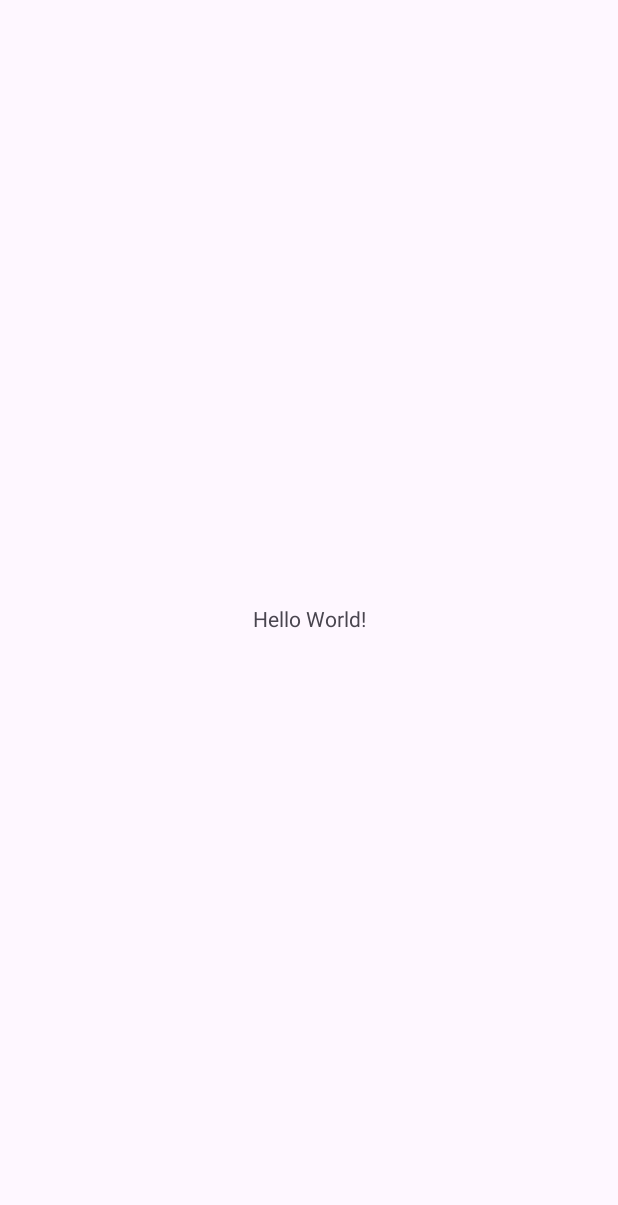
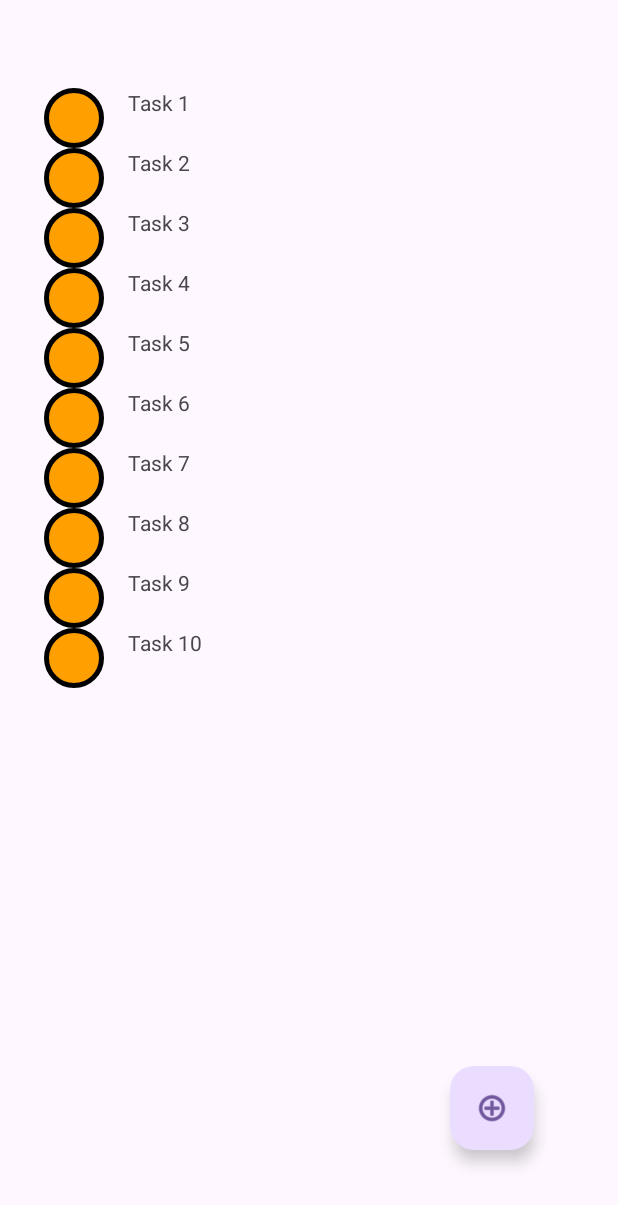
Before and after one commit to bartcanc/myToDoBR, an Android app: the screen it shows after launch (MainActivity), on a phone screen of 412 x 824 dp. Before the commit the part shown is almost empty. Shown: the top 1205 px of the screen. Run offline under Robolectric (Android 15) with nearby library versions, the phone set to English and light mode, and no system bars.

Commit message:
strona 17

```diff
--- a/app/src/main/java/com/example/mytodo/MyTaskRecyclerViewAdapter.kt
+++ b/app/src/main/java/com/example/mytodo/MyTaskRecyclerViewAdapter.kt
@@ -4,6 +4,7 @@ import android.view.ViewGroup
 import android.widget.ImageView
 import android.widget.TextView
 import androidx.recyclerview.widget.RecyclerView
+import com.example.mytodo.R
 import com.example.mytodo.databinding.FragmentTaskItemBinding
 
 // Adapter is responsible for managing the display of the list –binding data with the views
@@ -39,11 +40,20 @@ class MyTaskRecyclerViewAdapter(
     }
 
     override fun onBindViewHolder(holder: MyTaskRecyclerViewAdapter.ViewHolder, position: Int) {
-        TODO("Not yet implemented")
+        val task = values[position]
+
+        val importanceImage = when(task.importance){
+            IMPORTANCE.LOW -> R.drawable.circle_drawable_green
+            IMPORTANCE.NORMAL -> R.drawable.circle_drawable_orange
+            IMPORTANCE.HIGH -> R.drawable.circle_drawable_red
+        }
+
+        holder.imgView.setImageResource(importanceImage)
+        holder.contentView.text = task.title
     }
 
     override fun getItemCount(): Int {
-        TODO("Not yet implemented")
+        return values.size
     }
 
 
--- /dev/null
+++ b/app/src/main/java/com/example/mytodo/TaskListFragment.kt
@@ -0,0 +1,31 @@
+package com.example.mytodo
+import MyTaskRecyclerViewAdapter
+import android.os.Bundle
+import android.view.LayoutInflater
+import android.view.View
+import android.view.ViewGroup
+import androidx.fragment.app.Fragment
+import androidx.recyclerview.widget.LinearLayoutManager
+import com.example.mytodo.databinding.FragmentTaskListBinding
+
+class TaskListFragment : Fragment(){
+    // connect the fragment_task_list.xml with TaskListFragment class
+    private lateinit var binding: FragmentTaskListBinding
+    override fun onCreateView(
+        inflater: LayoutInflater, container: ViewGroup?,
+        savedInstanceState: Bundle?
+    ): View? {
+// Inflate the layout for this fragment
+        binding = FragmentTaskListBinding.inflate(inflater, container, false)
+// Set the adapter and layout manager for the RecyclerView
+// "with" is a Kotlin extension function that allows you to call
+// the methods of an object without explicitly calling the object itself
+        with(binding.list) {
+            layoutManager = LinearLayoutManager(context)
+            adapter = MyTaskRecyclerViewAdapter(
+                Tasks.list
+            ) // adapter is responsible for displaying the data
+        }
+        return binding.root
+    }
+}
--- a/app/src/main/res/layout/activity_main.xml
+++ b/app/src/main/res/layout/activity_main.xml
@@ -1,19 +1,18 @@
 <?xml version="1.0" encoding="utf-8"?>
-<androidx.constraintlayout.widget.ConstraintLayout xmlns:android="http://schemas.android.com/apk/res/android"
+<androidx.constraintlayout.widget.ConstraintLayout
+    xmlns:android="http://schemas.android.com/apk/res/android"
     xmlns:app="http://schemas.android.com/apk/res-auto"
     xmlns:tools="http://schemas.android.com/tools"
-    android:id="@+id/main"
     android:layout_width="match_parent"
     android:layout_height="match_parent"
     tools:context=".MainActivity">
-
-    <TextView
-        android:layout_width="wrap_content"
-        android:layout_height="wrap_content"
-        android:text="Hello World!"
+    <androidx.fragment.app.FragmentContainerView
+        android:id="@+id/listFragment"
+        android:layout_width="0dp"
+        android:layout_height="0dp"
+        android:name="com.example.mytodo.TaskListFragment"
         app:layout_constraintBottom_toBottomOf="parent"
         app:layout_constraintEnd_toEndOf="parent"
         app:layout_constraintStart_toStartOf="parent"
         app:layout_constraintTop_toTopOf="parent" />
-
 </androidx.constraintlayout.widget.ConstraintLayout>
--- a/app/src/main/res/layout/fragment_task_list.xml
+++ b/app/src/main/res/layout/fragment_task_list.xml
@@ -16,7 +16,8 @@
         app:layout_constraintStart_toStartOf="parent"
         app:layout_constraintTop_toTopOf="parent"
         app:layout_constraintVertical_bias="0.925"
-        app:srcCompat="@android:drawable/ic_menu_add" />
+        app:srcCompat="@android:drawable/ic_menu_add"
+        android:focusable="true" />
 
     <androidx.recyclerview.widget.RecyclerView
         android:id="@+id/list"
--- a/app/src/main/res/values/strings.xml
+++ b/app/src/main/res/values/strings.xml
@@ -1,4 +1,6 @@
 <resources>
     <string name="app_name">myToDo</string>
     <string name="textview">my task\n</string>
+<!-- TODO: Remove or change this placeholder text -->
+    <string name="hello_blank_fragment">Enter task details</string>
 </resources>
```
Also changed, not shown: app/src/main/java/com/example/mytodo/AddTaskFragment.kt (added, +55 -0 lines), app/src/main/res/layout/fragment_add_task.xml (added, +116 -0 lines).
